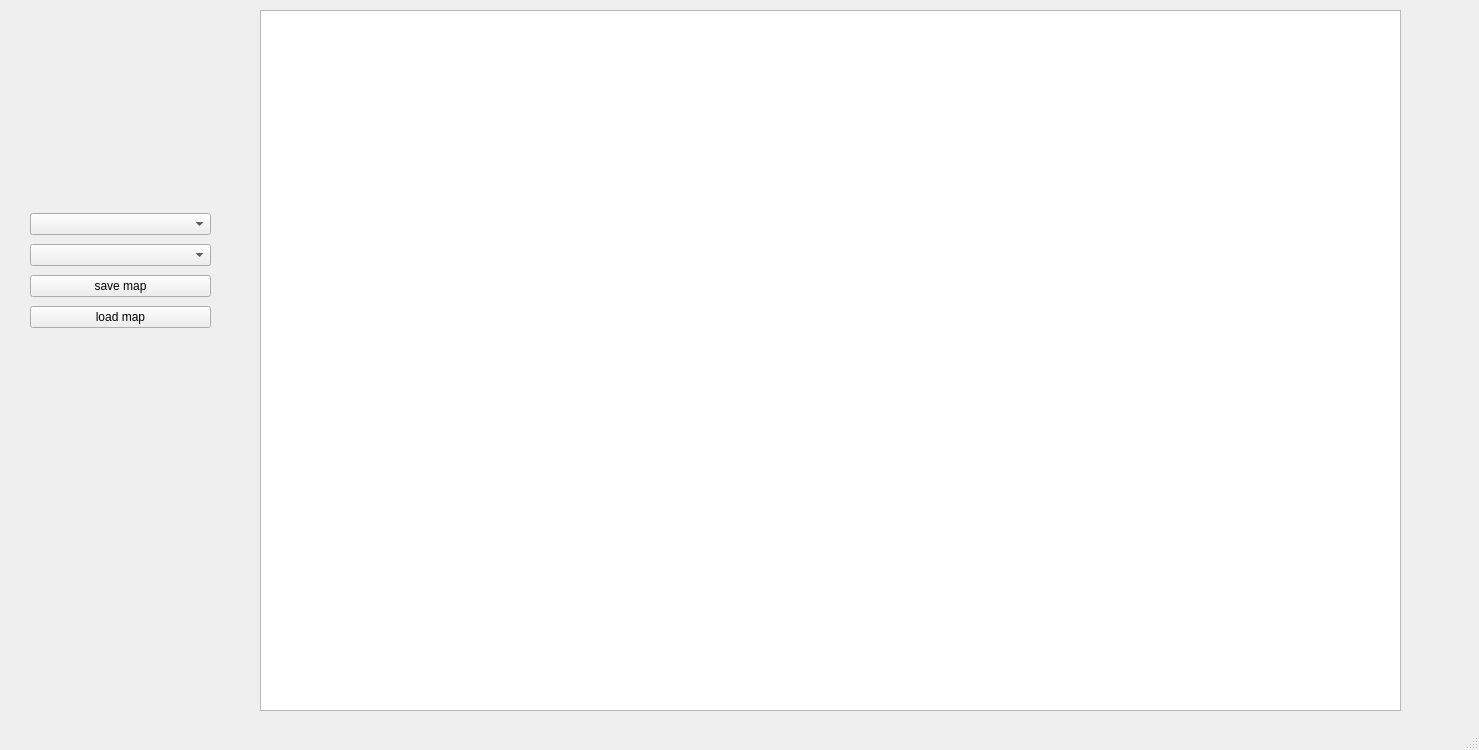
This is editor/mainwindow.ui in Juannbel/duck-game as Qt 5 draws it before an edit. The edited form follows.
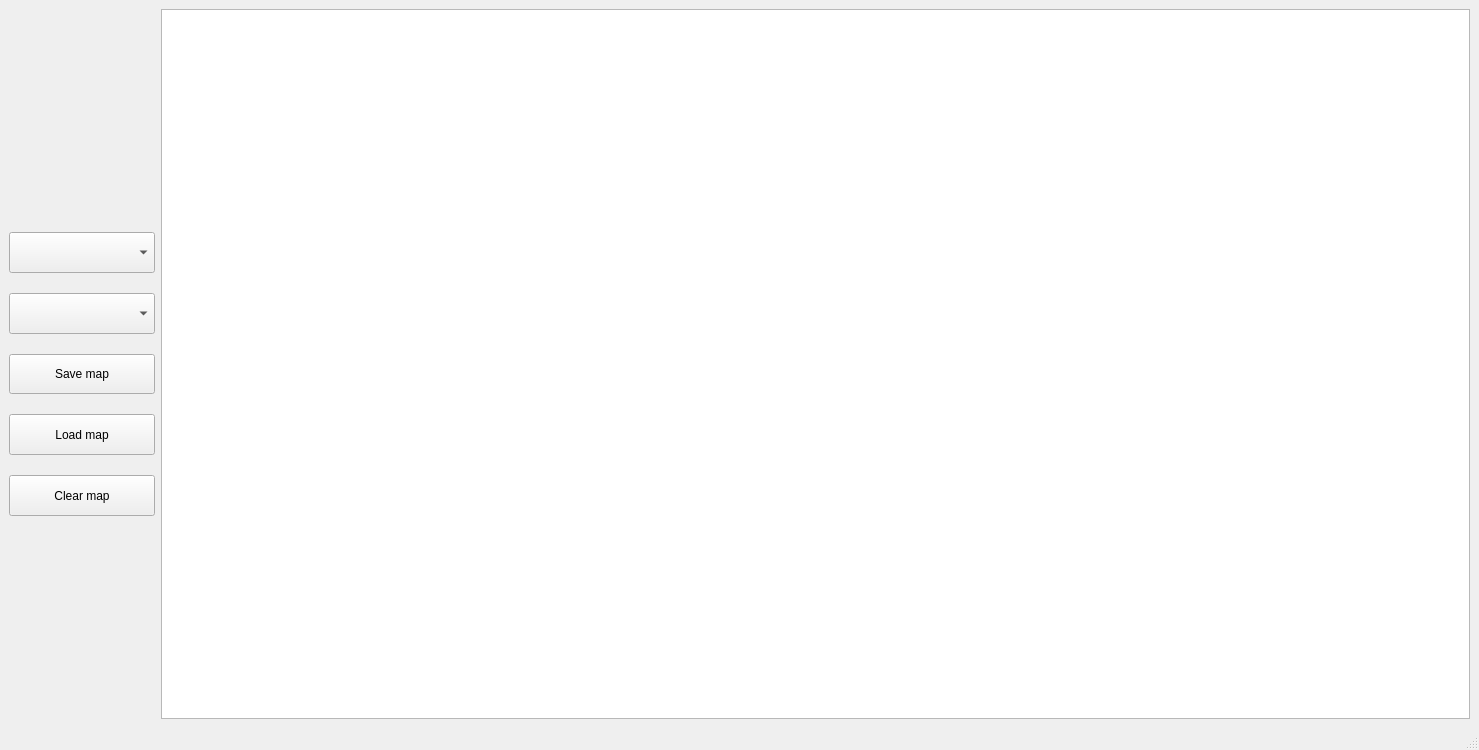
This is the edited form.

Commit message: Centrado de la grilla y maximos seteos de zoom. Check para que no se agreguen mas de 4 duck spawns

```diff
--- a/editor/mainwindow.ui
+++ b/editor/mainwindow.ui
@@ -14,48 +14,125 @@
    <string>MainWindow</string>
   </property>
   <widget class="QWidget" name="centralwidget">
-   <widget class="QGraphicsView" name="graphicsView">
-    <property name="geometry">
-     <rect>
-      <x>260</x>
-      <y>10</y>
-      <width>1141</width>
-      <height>701</height>
-     </rect>
-    </property>
-   </widget>
-   <widget class="QWidget" name="layoutWidget">
-    <property name="geometry">
-     <rect>
-      <x>30</x>
-      <y>210</y>
-      <width>181</width>
-      <height>124</height>
-     </rect>
-    </property>
-    <layout class="QVBoxLayout" name="verticalLayout">
+   <layout class="QHBoxLayout" name="horizontalLayout" stretch="10,90">
+    <item>
+     <layout class="QVBoxLayout" name="verticalLayout" stretch="50,10,10,10,10,10,50">
+      <property name="spacing">
+       <number>20</number>
+      </property>
+      <property name="sizeConstraint">
+       <enum>QLayout::SizeConstraint::SetDefaultConstraint</enum>
+      </property>
+      <property name="topMargin">
+       <number>20</number>
+      </property>
      <item>
-      <widget class="QComboBox" name="themeSelector"/>
+       <spacer name="verticalSpacer_2">
+        <property name="orientation">
+         <enum>Qt::Orientation::Vertical</enum>
+        </property>
+        <property name="sizeHint" stdset="0">
+         <size>
+          <width>20</width>
+          <height>40</height>
+         </size>
+        </property>
+       </spacer>
      </item>
      <item>
-      <widget class="QComboBox" name="tileSelector"/>
+       <widget class="QComboBox" name="themeSelector">
+        <property name="sizePolicy">
+         <sizepolicy hsizetype="Preferred" vsizetype="Minimum">
+          <horstretch>0</horstretch>
+          <verstretch>0</verstretch>
+         </sizepolicy>
+        </property>
+       </widget>
+      </item>
+      <item>
+       <widget class="QComboBox" name="tileSelector">
+        <property name="sizePolicy">
+         <sizepolicy hsizetype="Preferred" vsizetype="Minimum">
+          <horstretch>0</horstretch>
+          <verstretch>0</verstretch>
+         </sizepolicy>
+        </property>
+       </widget>
      </item>
      <item>
       <widget class="QPushButton" name="save_mapButton">
+        <property name="sizePolicy">
+         <sizepolicy hsizetype="Minimum" vsizetype="Minimum">
+          <horstretch>0</horstretch>
+          <verstretch>0</verstretch>
+         </sizepolicy>
+        </property>
        <property name="text">
-        <string>save map</string>
+         <string>Save map</string>
        </property>
       </widget>
      </item>
      <item>
       <widget class="QPushButton" name="load_mapButton">
+        <property name="sizePolicy">
+         <sizepolicy hsizetype="Minimum" vsizetype="Minimum">
+          <horstretch>0</horstretch>
+          <verstretch>0</verstretch>
+         </sizepolicy>
+        </property>
        <property name="text">
-        <string>load map</string>
+         <string>Load map</string>
        </property>
       </widget>
      </item>
-    </layout>
-   </widget>
+      <item>
+       <widget class="QPushButton" name="clear_mapButton">
+        <property name="sizePolicy">
+         <sizepolicy hsizetype="Minimum" vsizetype="Minimum">
+          <horstretch>0</horstretch>
+          <verstretch>0</verstretch>
+         </sizepolicy>
+        </property>
+        <property name="text">
+         <string>Clear map</string>
+        </property>
+       </widget>
+      </item>
+      <item>
+       <spacer name="verticalSpacer">
+        <property name="orientation">
+         <enum>Qt::Orientation::Vertical</enum>
+        </property>
+        <property name="sizeHint" stdset="0">
+         <size>
+          <width>20</width>
+          <height>40</height>
+         </size>
+        </property>
+       </spacer>
+      </item>
+     </layout>
+    </item>
+    <item>
+     <widget class="QGraphicsView" name="graphicsView">
+      <property name="minimumSize">
+       <size>
+        <width>500</width>
+        <height>300</height>
+       </size>
+      </property>
+      <property name="maximumSize">
+       <size>
+        <width>16777215</width>
+        <height>16777215</height>
+       </size>
+      </property>
+      <property name="alignment">
+       <set>Qt::AlignmentFlag::AlignCenter</set>
+      </property>
+     </widget>
+    </item>
+   </layout>
   </widget>
   <widget class="QMenuBar" name="menubar">
    <property name="geometry">
```
Lines whose indentation alone changed are shown as unchanged. The commit also changes 2 other files.
